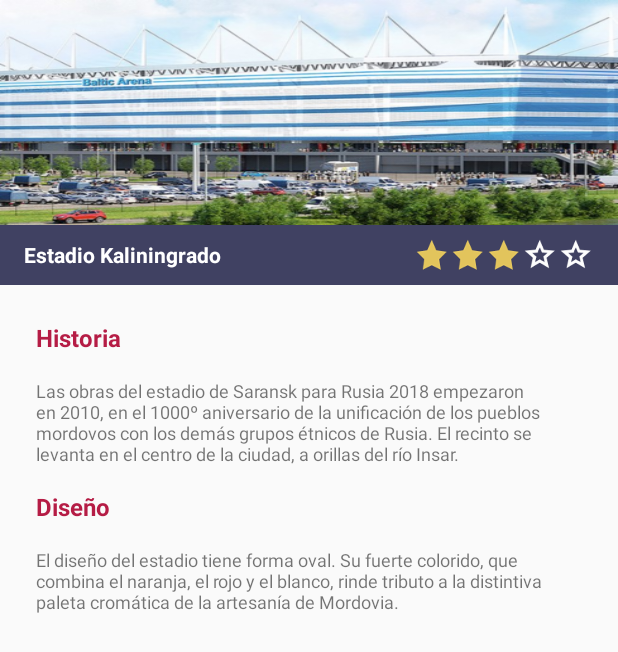
After one commit to jonmid-workshops/WorldCup, an Android app: the StadiumUnoActivity screen opened directly, with no data from a screen before it, on a phone screen of 412 x 824 dp. The commit adds this screen. Shown: the top 652 px of the screen. Run offline under Robolectric (Android 15) with nearby library versions, the phone set to English and light mode, and no system bars.

Commit message:
Ventana de informacion del estadio

```diff
--- a/app/src/main/AndroidManifest.xml
+++ b/app/src/main/AndroidManifest.xml
@@ -18,7 +18,8 @@
         </activity>
         <activity android:name=".Views.LoginActivity" />
         <activity android:name=".Views.CreateAccountActivity" />
-        <activity android:name=".Views.HomeActivity"></activity>
+        <activity android:name=".Views.HomeActivity" />
+        <activity android:name=".Views.StadiumUnoActivity"></activity>
     </application>
 
 </manifest>
--- a/app/src/main/java/com/example/jonmid/worldcup/Fragments/StadiumFragment.java
+++ b/app/src/main/java/com/example/jonmid/worldcup/Fragments/StadiumFragment.java
@@ -1,6 +1,7 @@
 package com.example.jonmid.worldcup.Fragments;
 
 
+import android.content.Intent;
 import android.os.Bundle;
 import android.support.v4.app.Fragment;
 import android.support.v7.widget.CardView;
@@ -10,13 +11,14 @@ import android.view.ViewGroup;
 import android.widget.Toast;
 
 import com.example.jonmid.worldcup.R;
+import com.example.jonmid.worldcup.Views.StadiumUnoActivity;
 
 /**
  * A simple {@link Fragment} subclass.
  */
 public class StadiumFragment extends Fragment {
 
-    CardView cardViewNewsUno;
+
 
 
     public StadiumFragment() {
@@ -28,12 +30,12 @@ public class StadiumFragment extends Fragment {
     public View onCreateView(LayoutInflater inflater, ViewGroup container, Bundle savedInstanceState) {
         final View view = inflater.inflate(R.layout.fragment_stadium, container, false);
 
-        cardViewNewsUno = (CardView) view.findViewById(R.id.id_cv_news_uno);
-
+        CardView cardViewNewsUno = (CardView) view.findViewById(R.id.id_cv_news_uno);
         cardViewNewsUno.setOnClickListener(new View.OnClickListener() {
             @Override
             public void onClick(View v) {
-                Toast.makeText(view.getContext(), "dfgsdfg", Toast.LENGTH_SHORT).show();
+                Intent intent = new Intent(view.getContext(), StadiumUnoActivity.class);
+                startActivity(intent);
             }
         });
 
--- /dev/null
+++ b/app/src/main/java/com/example/jonmid/worldcup/Views/StadiumUnoActivity.java
@@ -0,0 +1,15 @@
+package com.example.jonmid.worldcup.Views;
+
+import android.support.v7.app.AppCompatActivity;
+import android.os.Bundle;
+
+import com.example.jonmid.worldcup.R;
+
+public class StadiumUnoActivity extends AppCompatActivity {
+
+    @Override
+    protected void onCreate(Bundle savedInstanceState) {
+        super.onCreate(savedInstanceState);
+        setContentView(R.layout.activity_stadium_uno);
+    }
+}
--- /dev/null
+++ b/app/src/main/res/layout/activity_stadium_uno.xml
@@ -0,0 +1,114 @@
+<?xml version="1.0" encoding="utf-8"?>
+<android.support.design.widget.CoordinatorLayout
+    xmlns:android="http://schemas.android.com/apk/res/android"
+    xmlns:app="http://schemas.android.com/apk/res-auto"
+    xmlns:tools="http://schemas.android.com/tools"
+    android:layout_width="match_parent"
+    android:layout_height="match_parent"
+    tools:context=".Views.StadiumUnoActivity">
+
+    <LinearLayout
+        android:layout_width="match_parent"
+        android:layout_height="match_parent"
+        android:orientation="vertical">
+
+        <RelativeLayout
+            android:layout_width="match_parent"
+            android:layout_height="150dp">
+            <ImageView
+                android:layout_width="match_parent"
+                android:layout_height="match_parent"
+                android:background="@drawable/stadium_uno"
+                android:scaleType="centerCrop"/>
+        </RelativeLayout>
+        <LinearLayout
+            android:layout_width="match_parent"
+            android:layout_height="wrap_content"
+            android:orientation="horizontal"
+            android:background="#E62D2E53"
+            android:layout_alignParentBottom="true"
+            android:paddingRight="16dp"
+            android:paddingLeft="16dp"
+            android:paddingTop="8dp"
+            android:paddingBottom="8dp">
+            <TextView
+                android:layout_width="match_parent"
+                android:layout_height="wrap_content"
+                android:text="@string/str_stadium_uno"
+                android:textColor="@android:color/white"
+                android:textStyle="bold"
+                android:layout_weight="1"
+                android:layout_gravity="center"/>
+            <LinearLayout
+                android:layout_width="wrap_content"
+                android:layout_height="wrap_content"
+                android:orientation="horizontal"
+                android:layout_gravity="center">
+                <CheckBox
+                    android:layout_width="wrap_content"
+                    android:layout_height="wrap_content"
+                    android:checked="true"
+                    android:button="@drawable/checkbox_selector"/>
+                <CheckBox
+                    android:layout_width="wrap_content"
+                    android:layout_height="wrap_content"
+                    android:checked="true"
+                    android:button="@drawable/checkbox_selector"/>
+                <CheckBox
+                    android:layout_width="wrap_content"
+                    android:layout_height="wrap_content"
+                    android:checked="true"
+                    android:button="@drawable/checkbox_selector"/>
+                <CheckBox
+                    android:layout_width="wrap_content"
+                    android:layout_height="wrap_content"
+                    android:button="@drawable/checkbox_selector"/>
+                <CheckBox
+                    android:layout_width="wrap_content"
+                    android:layout_height="wrap_content"
+                    android:button="@drawable/checkbox_selector"/>
+            </LinearLayout>
+        </LinearLayout>
+        <ScrollView
+            android:layout_width="match_parent"
+            android:layout_height="match_parent">
+            <LinearLayout
+                android:layout_width="match_parent"
+                android:layout_height="match_parent"
+                android:orientation="vertical"
+                android:padding="24dp">
+
+                <TextView
+                    android:layout_width="match_parent"
+                    android:layout_height="wrap_content"
+                    android:text="@string/str_stadium_history"
+                    android:textStyle="bold"
+                    android:textSize="16dp"
+                    android:textColor="@color/colorPrimary"
+                    android:layout_marginBottom="16dp"/>
+                <TextView
+                    android:layout_width="match_parent"
+                    android:layout_height="wrap_content"
+                    android:textSize="12dp"
+                    android:text="@string/str_stadium_uno_historytext"/>
+                <TextView
+                    android:layout_width="match_parent"
+                    android:layout_height="wrap_content"
+                    android:text="@string/str_stadium_desing"
+                    android:textStyle="bold"
+                    android:textSize="16dp"
+                    android:textColor="@color/colorPrimary"
+                    android:layout_marginBottom="16dp"
+                    android:layout_marginTop="16dp"/>
+                <TextView
+                    android:layout_width="match_parent"
+                    android:layout_height="wrap_content"
+                    android:textSize="12dp"
+                    android:text="@string/str_stadium_uno_desingtext"/>
+
+            </LinearLayout>
+        </ScrollView>
+
+    </LinearLayout>
+
+</android.support.design.widget.CoordinatorLayout>
--- a/app/src/main/res/values/strings.xml
+++ b/app/src/main/res/values/strings.xml
@@ -61,4 +61,12 @@
     <string name="str_account_password">Contraseña</string>
     <string name="str_account_repassword">Confirmar contraseña</string>
     <string name="str_btn_account">Crear cuenta</string>
+
+
+    <string name="str_stadium_history">Historia</string>
+    <string name="str_stadium_desing">Diseño</string>
+
+
+    <string name="str_stadium_uno_historytext">Las obras del estadio de Saransk para Rusia 2018 empezaron en 2010, en el 1000º aniversario de la unificación de los pueblos mordovos con los demás grupos étnicos de Rusia. El recinto se levanta en el centro de la ciudad, a orillas del río Insar.</string>
+    <string name="str_stadium_uno_desingtext">El diseño del estadio tiene forma oval. Su fuerte colorido, que combina el naranja, el rojo y el blanco, rinde tributo a la distintiva paleta cromática de la artesanía de Mordovia.</string>
 </resources>
```
